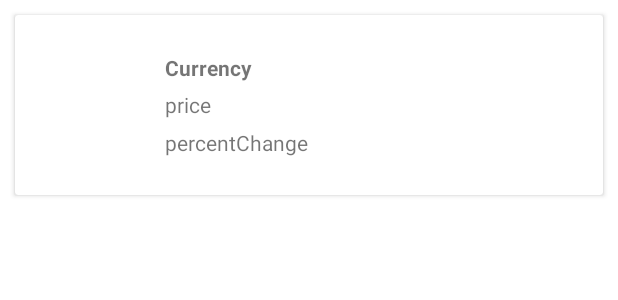
After one commit to stasenkots/TMS, an Android app: the layout item_crypto_currency.xml on its own in the app's theme, with its tools: preview values and no code run, on a phone screen of 412 x 824 dp. The commit adds this screen. Shown: the top 300 px of the screen. Run offline under Robolectric (Android 15) with nearby library versions, the phone set to English and light mode, and no system bars.

Commit message:
hw9 done

```diff
--- a/app/src/main/AndroidManifest.xml
+++ b/app/src/main/AndroidManifest.xml
@@ -11,7 +11,8 @@
         android:roundIcon="@mipmap/ic_launcher_round"
         android:supportsRtl="true"
         android:theme="@style/AppTheme">
-        <activity android:name=".EightHW.EightActivity"></activity>
+        <activity android:name=".NineHW.NineActivity"></activity>
+        <activity android:name=".EightHW.EightActivity" />
         <activity android:name=".SevenHW.CardActivity" />
         <activity android:name=".SevenHW.SevenActivity" />
         <activity android:name=".SixHW.SignInActivity" />
--- a/app/src/main/java/com/example/tms/EightHW/AddPhoneFragment.kt
+++ b/app/src/main/java/com/example/tms/EightHW/AddPhoneFragment.kt
@@ -8,11 +8,10 @@ import android.view.View
 import android.view.ViewGroup
 import android.widget.Toast
 import androidx.core.widget.addTextChangedListener
-import androidx.navigation.fragment.findNavController
 import com.example.tms.EightHW.Database.PhoneDB
 import com.example.tms.EightHW.Database.entity.Phone
-import com.example.tms.EightHW.Database.launchIO
-import com.example.tms.EightHW.Database.launchUI
+import com.example.tms.launchIO
+import com.example.tms.launchUI
 import com.example.tms.R
 import com.google.android.material.textfield.TextInputEditText
 import com.google.android.material.textfield.TextInputLayout
--- a/app/src/main/java/com/example/tms/EightHW/RecyclePhonesFragment.kt
+++ b/app/src/main/java/com/example/tms/EightHW/RecyclePhonesFragment.kt
@@ -12,8 +12,8 @@ import androidx.navigation.fragment.findNavController
 import androidx.recyclerview.widget.LinearLayoutManager
 import com.example.tms.EightHW.CollectionPhones.phones
 import com.example.tms.EightHW.Database.PhoneDB
-import com.example.tms.EightHW.Database.launchIO
-import com.example.tms.EightHW.Database.launchUI
+import com.example.tms.launchIO
+import com.example.tms.launchUI
 import com.example.tms.R
 import kotlinx.android.synthetic.main.fragment_show_phones.*
 
--- a/app/src/main/java/com/example/tms/MainActivity.kt
+++ b/app/src/main/java/com/example/tms/MainActivity.kt
@@ -5,6 +5,7 @@ import androidx.appcompat.app.AppCompatActivity
 import android.os.Bundle
 import com.example.tms.EightHW.EightActivity
 import com.example.tms.FiveHW.FiveActivity
+import com.example.tms.NineHW.NineActivity
 import com.example.tms.SevenHW.SevenActivity
 import com.example.tms.SixHW.SixActivity
 import kotlinx.android.synthetic.main.activity_main.*
@@ -45,6 +46,10 @@ class MainActivity : AppCompatActivity() {
             val intent= Intent(this, EightActivity::class.java)
             startActivity(intent)
         }
+        button9.setOnClickListener {
+            val intent= Intent(this, NineActivity::class.java)
+            startActivity(intent)
+        }
 
     }
 }
--- a/app/src/main/java/com/example/tms/EightHW/Database/Util.kt
+++ b/app/src/main/java/com/example/tms/Util.kt
@@ -1,4 +1,4 @@
-package com.example.tms.EightHW.Database
+package com.example.tms
 
 import kotlinx.coroutines.CoroutineScope
 import kotlinx.coroutines.Dispatchers
--- a/app/src/main/res/layout/activity_main.xml
+++ b/app/src/main/res/layout/activity_main.xml
@@ -57,6 +57,12 @@
         android:layout_height="wrap_content"
         android:text="@string/homework_8"
         app:layout_constraintTop_toBottomOf="@id/button7" />
+    <Button
+        android:id="@+id/button9"
+        android:layout_width="match_parent"
+        android:layout_height="wrap_content"
+        android:text="@string/homework_8"
+        app:layout_constraintTop_toBottomOf="@id/button8" />
 
 
 </androidx.constraintlayout.widget.ConstraintLayout>
--- /dev/null
+++ b/app/src/main/res/layout/item_crypto_currency.xml
@@ -0,0 +1,50 @@
+<?xml version="1.0" encoding="utf-8"?>
+<LinearLayout xmlns:android="http://schemas.android.com/apk/res/android"
+    android:layout_width="match_parent"
+    android:layout_height="wrap_content"
+    xmlns:tools="http://schemas.android.com/tools">
+    <androidx.cardview.widget.CardView
+        android:layout_width="match_parent"
+        android:layout_height="120dp"
+        android:layout_margin="10dp" >
+        <ImageView
+            android:id="@+id/icon_crypto_currency"
+            android:layout_width="80dp"
+            android:layout_height="80dp"
+            android:layout_marginTop="20dp"
+            android:layout_marginStart="10dp"
+            />
+        <TextView
+            android:id="@+id/name_crypto_currency"
+            android:layout_width="wrap_content"
+            android:layout_height="wrap_content"
+            tools:text="Currency"
+            android:textStyle="bold"
+            android:layout_marginStart="100dp"
+            android:layout_marginTop="25dp"
+            />
+        <TextView
+            android:id="@+id/price_crypto_currency"
+            android:layout_width="wrap_content"
+            android:layout_height="wrap_content"
+            tools:text="price"
+            android:layout_marginStart="100dp"
+            android:layout_marginTop="50dp"
+            />
+        <TextView
+            android:id="@+id/percent_change_crypto_currency"
+            android:layout_width="wrap_content"
+            android:layout_height="wrap_content"
+            tools:text="percentChange"
+            android:layout_marginStart="100dp"
+            android:layout_marginTop="75dp"
+            />
+
+
+
+
+
+    </androidx.cardview.widget.CardView>
+
+
+</LinearLayout>
--- a/app/src/main/res/values/colors.xml
+++ b/app/src/main/res/values/colors.xml
@@ -4,4 +4,7 @@
     <color name="colorPrimaryDark">#3700B3</color>
     <color name="colorAccent">#03DAC5</color>
     <color name="black">#000000</color>
+    <color name="red">#F44336</color>
+    <color name="green">#8BC34A</color>
+    <color name="aqua">#005950</color>
 </resources>
--- a/app/src/main/res/values/strings.xml
+++ b/app/src/main/res/values/strings.xml
@@ -42,4 +42,5 @@
     <string name="enter_os">Enter OS</string>
     <string name="enter_price">Enter price</string>
     <string name="homework_8">Homework 8</string>
+    <string name="cryptocurrency">CryptoCurrency</string>
 </resources>
```
Also changed, not shown: app/build.gradle (+13 -0 lines), app/src/main/java/com/example/tms/NineHW/NineActivity.kt (added, +40 -0 lines), app/src/main/java/com/example/tms/NineHW/dto/CryptoCurrencyResponse.kt (added, +103 -0 lines), app/src/main/java/com/example/tms/NineHW/entity/CryptoCurrency.kt (added, +8 -0 lines), app/src/main/java/com/example/tms/NineHW/mappers/CryptoCurrencyMapper.kt (added, +13 -0 lines), app/src/main/java/com/example/tms/NineHW/network/CoinMarketCapAPI.kt (added, +12 -0 lines), app/src/main/java/com/example/tms/NineHW/recycle/Adapter.kt (added, +40 -0 lines), app/src/main/java/com/example/tms/NineHW/retrofit/RetrofitFactory.kt (added, +46 -0 lines), app/src/main/res/layout/activity_nine.xml (added, +42 -0 lines).
